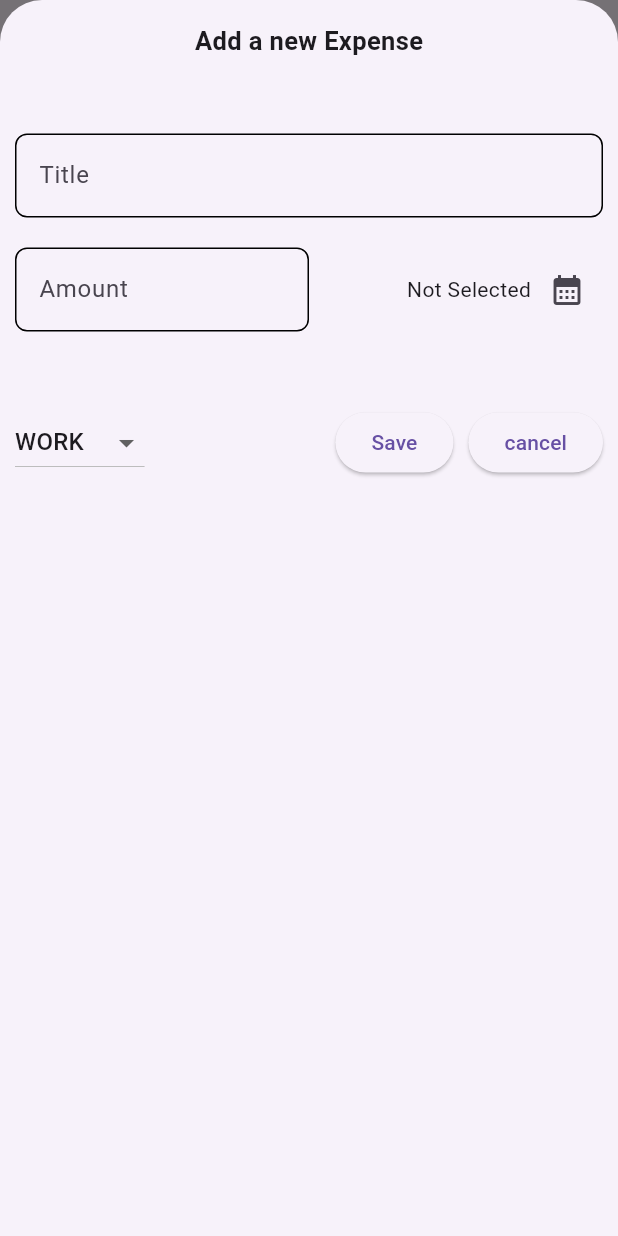
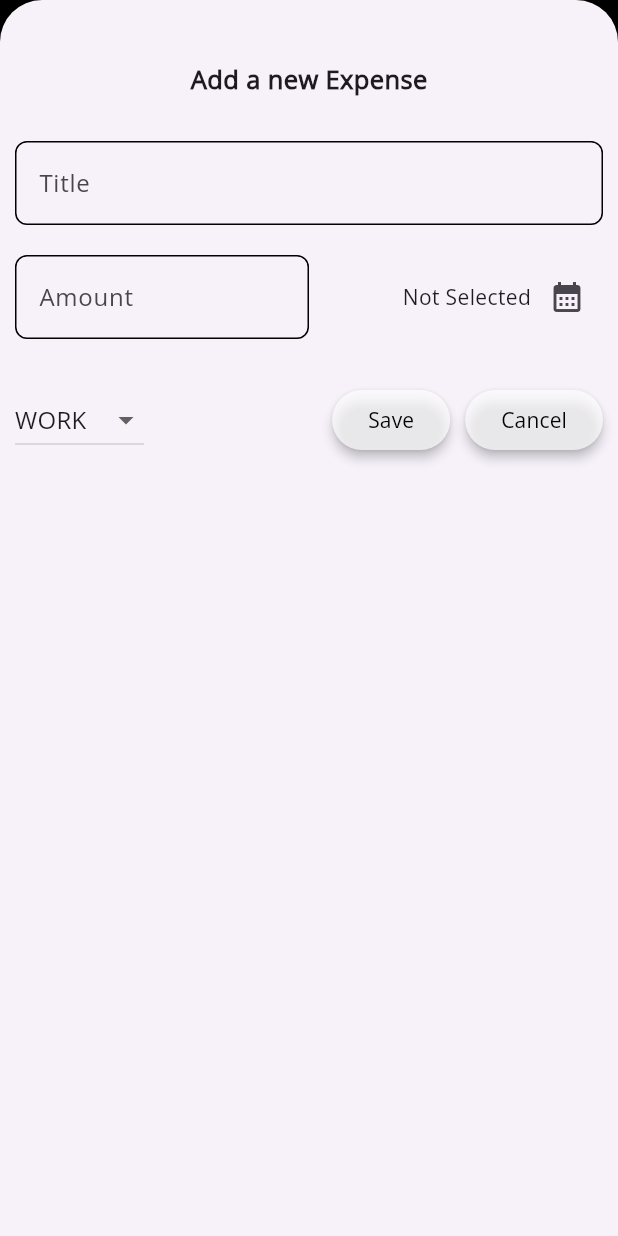
Before and after one commit to NourCodes/ExpenseEase, a Flutter app: the screen it shows after launch, after a tap on the "add" icon, on a phone screen of 412 x 824 dp. Run offline on Flutter 3.47's test engine with Material 3 defaults, Android fonts, the phone set to English and light mode, and no system bars; our stand-ins replace hive_flutter; accounts and stored records are empty.

Commit message:
Enhanced overall UI: improved spacing, fonts, and colors.

```diff
--- a/lib/main.dart
+++ b/lib/main.dart
@@ -3,7 +3,8 @@ import 'package:flutter/material.dart';
 import 'package:provider/provider.dart';
 import 'data/expense_data.dart';
 import 'package:hive_flutter/hive_flutter.dart';
-void main() async{
+
+void main() async {
   //initialize hive
   await Hive.initFlutter();
 
@@ -20,9 +21,12 @@ class MyApp extends StatelessWidget {
   Widget build(BuildContext context) {
     return ChangeNotifierProvider(
       create: (context) => ExpenseData(),
-      builder: (context, child) => const MaterialApp(
+      builder: (context, child) => MaterialApp(
+        theme: ThemeData(
+          fontFamily: "OpenSans",
+        ),
         debugShowCheckedModeBanner: false,
-        home: HomePage(),
+        home: const HomePage(),
       ),
     );
   }
--- a/lib/pages/home_page.dart
+++ b/lib/pages/home_page.dart
@@ -18,12 +18,12 @@ class HomePage extends StatefulWidget {
 class _HomePageState extends State<HomePage> {
   @override
   void initState() {
+    super.initState();
+    //load data
+    Provider.of<ExpenseData>(context, listen: false).loadData();
+  }
 
-    //prepare the data
-    super.initState();
-    Provider.of<ExpenseData>(context, listen: false).loadData();
-
-  }
+//add Expense
   void addExpense() {
     showModalBottomSheet(
       isScrollControlled: true,
@@ -65,7 +65,10 @@ class _HomePageState extends State<HomePage> {
   @override
   Widget build(BuildContext context) {
     Widget mainContent = const Center(
-      child: Text("No Expense Found"),
+      child: Text(
+        "No Expense Found",
+        style: TextStyle(fontSize: 15),
+      ),
     );
 
     return Consumer<ExpenseData>(
@@ -74,7 +77,9 @@ class _HomePageState extends State<HomePage> {
           mainContent = Column(
             mainAxisAlignment: MainAxisAlignment.center,
             children: [
+              //chart
               ChartPage(expenses: value.expenses),
+              // expenses list
               Expanded(
                 child: ExpenseList(
                   onRemove: removeExpense,
@@ -86,10 +91,19 @@ class _HomePageState extends State<HomePage> {
         }
         return Scaffold(
           appBar: AppBar(
-            title: const Text("Expense Tracker"),
+            title: const Text(
+              "Expense Tracker",
+              style: TextStyle(
+                color: Colors.white,
+              ),
+            ),
+            centerTitle: true,
+            backgroundColor: Colors.black,
           ),
-          body:mainContent,
+          body: mainContent,
           floatingActionButton: FloatingActionButton(
+            backgroundColor: Colors.black,
+            foregroundColor: Colors.white,
             onPressed: addExpense,
             child: const Icon(
               Icons.add,
--- a/lib/pages/newExpense.dart
+++ b/lib/pages/newExpense.dart
@@ -54,8 +54,8 @@ class _NewExpenseState extends State<NewExpense> {
               "Please recheck your data and make sure you filled it all and the data is valid"),
           actions: [
             TextButton(
-                onPressed: () => Navigator.of(context).pop(),
-                child: const Text("OK"),
+              onPressed: () => Navigator.of(context).pop(),
+              child: const Text("OK"),
             ),
           ],
         ),
@@ -85,11 +85,13 @@ class _NewExpenseState extends State<NewExpense> {
     return Form(
       key: _formKey,
       child: Padding(
-        padding:
-            const EdgeInsets.only(top: 15, right: 10, left: 10, bottom: 15),
+        padding: const EdgeInsets.only(
+          top: 40,
+          right: 10,
+          left: 10,
+        ),
         child: Column(
           children: [
-
             const Text(
               "Add a new Expense",
               style: TextStyle(
@@ -98,7 +100,7 @@ class _NewExpenseState extends State<NewExpense> {
               ),
             ),
             const SizedBox(
-              height: 50,
+              height: 30,
             ),
             TextFormField(
               validator: (value) {
@@ -107,18 +109,22 @@ class _NewExpenseState extends State<NewExpense> {
                 }
                 return null;
               },
-              decoration: const InputDecoration(
-                focusedBorder: OutlineInputBorder(
+              decoration: InputDecoration(
+                hintText: "ex. Cinema",
+                hintStyle: TextStyle(
+                  color: Colors.grey.shade500,
+                ),
+                focusedBorder: const OutlineInputBorder(
                   borderRadius: BorderRadius.all(
                     Radius.circular(8),
                   ),
                 ),
-                enabledBorder: OutlineInputBorder(
+                enabledBorder: const OutlineInputBorder(
                   borderRadius: BorderRadius.all(
                     Radius.circular(8),
                   ),
                 ),
-                label: Text("Title"),
+                label: const Text("Title"),
               ),
               controller: _controller,
             ),
@@ -133,23 +139,27 @@ class _NewExpenseState extends State<NewExpense> {
                       if (value == null || value.isEmpty) {
                         return "Please fill the data";
                       } else if (double.parse(value) <= 0) {
-                        return "Amount must be greater than 0";
+                        return "Data must be greater than 0";
                       }
                       return null;
                     },
-                    decoration: const InputDecoration(
-                        focusedBorder: OutlineInputBorder(
+                    decoration: InputDecoration(
+                        hintText: "20",
+                        hintStyle: TextStyle(
+                          color: Colors.grey.shade500,
+                        ),
+                        focusedBorder: const OutlineInputBorder(
                           borderRadius: BorderRadius.all(
                             Radius.circular(8),
                           ),
                         ),
-                        enabledBorder: OutlineInputBorder(
+                        enabledBorder: const OutlineInputBorder(
                           borderRadius: BorderRadius.all(
                             Radius.circular(8),
                           ),
                         ),
                         prefixText: "\$ ",
-                        label: Text("Amount")),
+                        label: const Text("Amount")),
                     keyboardType: TextInputType.number,
                     controller: _amountController,
                   ),
@@ -170,7 +180,7 @@ class _NewExpenseState extends State<NewExpense> {
               ],
             ),
             const SizedBox(
-              height: 50,
+              height: 30,
             ),
             Row(
               mainAxisAlignment: MainAxisAlignment.spaceBetween,
@@ -198,13 +208,29 @@ class _NewExpenseState extends State<NewExpense> {
                 Row(
                   children: [
                     ElevatedButton(
+                      style: ElevatedButton.styleFrom(
+                          backgroundColor: Colors.white70, elevation: 3),
                       onPressed: save,
-                      child: const Text("Save"),
+                      child: const Text(
+                        "Save",
+                        style: TextStyle(
+                          color: Colors.black,
+                        ),
+                      ),
                     ),
-                    const SizedBox(width: 10,),
+                    const SizedBox(
+                      width: 10,
+                    ),
                     ElevatedButton(
+                      style: ElevatedButton.styleFrom(
+                          backgroundColor: Colors.white70, elevation: 3),
                       onPressed: cancel,
-                      child: const Text("cancel"),
+                      child: const Text(
+                        "Cancel",
+                        style: TextStyle(
+                          color: Colors.black,
+                        ),
+                      ),
                     ),
                   ],
                 ),
```
Also changed, not shown: fonts/OFL.txt (added, +93 -0 lines), lib/chart/chart_bar.dart (+3 -5 lines), lib/chart/chart_page.dart (+9 -0 lines), lib/components/expense_list.dart (+6 -3 lines), lib/components/tile.dart (+20 -5 lines), lib/data/hive_DB.dart (+5 -6 lines), pubspec.yaml (+4 -4 lines), fonts/OpenSans-Italic-VariableFont_wdth,wght.ttf (added), fonts/OpenSans-Regular.ttf (added), fonts/OpenSans-VariableFont_wdth,wght.ttf (added).
